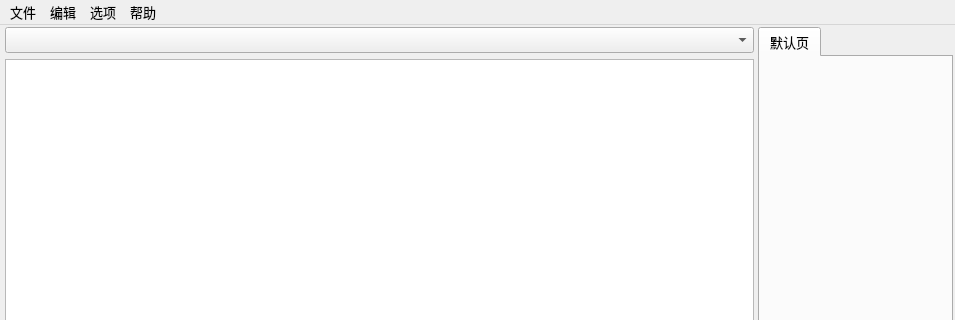
magicdmer/EasyNoteX, file mainwindow.ui: the form before one commit; both pictures show x 0 to 955 and y 0 to 320 of the 955 by 636 pixel window.
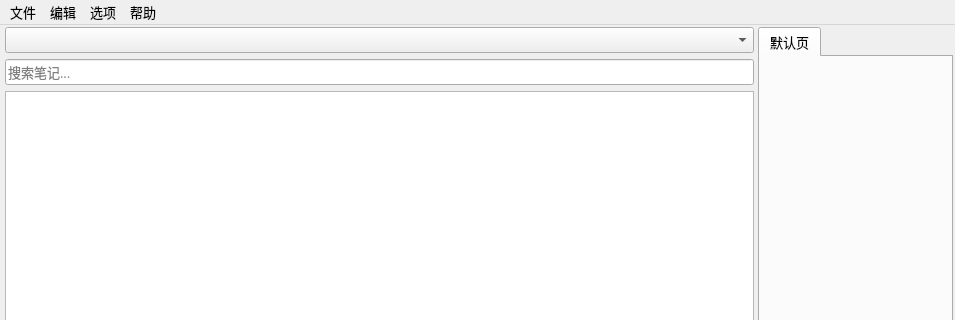
The form after the commit. Custom widgets are drawn as their Qt base class.

Commit message:
feat(搜索): 添加支持标题和正文的笔记搜索功能
新增主窗口搜索框，支持通过笔记标题和正文内容匹配搜索
添加300ms防抖定时器避免频繁触发搜索，搭配加载动画提示搜索状态
新增group.svg、note.svg和loading.gif矢量资源并更新qrc资源配置文件
为NoteWidget新增plainText接口以快速读取笔记正文内容
调整笔记编辑器内边距与工具栏间距优化UI展示效果
新建/重命名分组或笔记时自动更新搜索过滤结果
切换记事本时自动清空当前搜索框内容

What changed in the file:
```diff
--- a/mainwindow.ui
+++ b/mainwindow.ui
@@ -56,6 +56,13 @@
           </property>
          </widget>
         </item>
+        <item>
+         <widget class="QLineEdit" name="lineEditSearch">
+          <property name="placeholderText">
+           <string>搜索笔记...</string>
+          </property>
+         </widget>
+        </item>
         <item>
          <widget class="FileTreeWidget" name="treeWidgetFile">
           <property name="contextMenuPolicy">
```
The commit also changes 8 other files.
